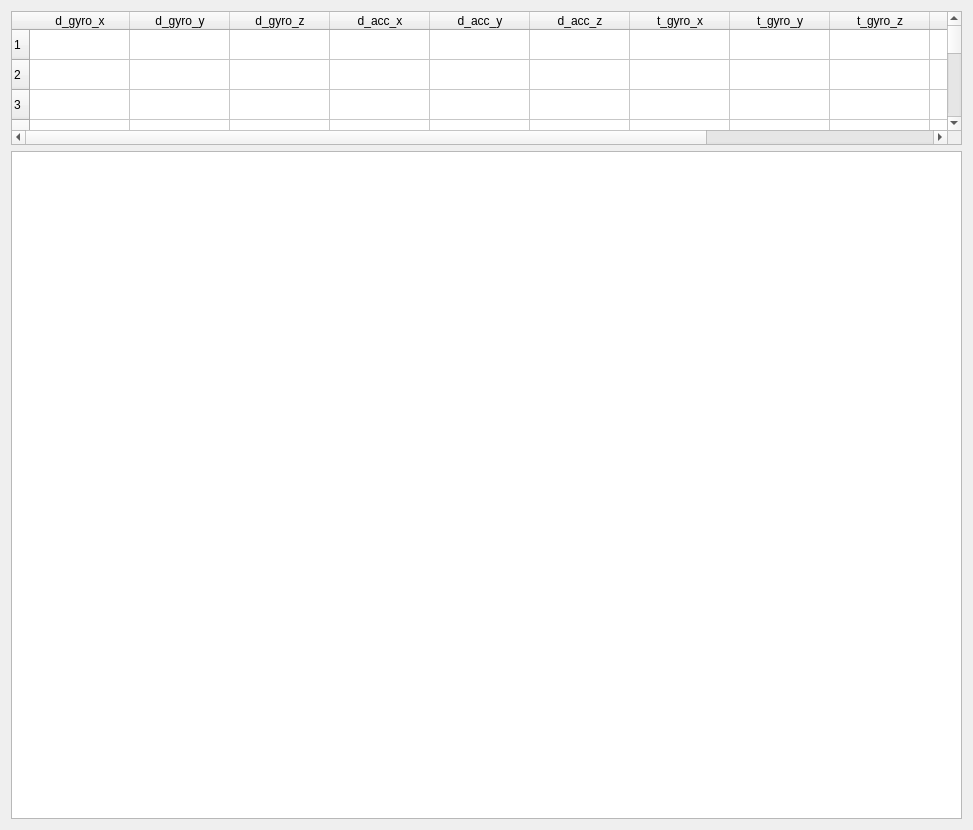
Jarvis03/BinaryDataWatcher, file imuPage.ui: the form before one commit.
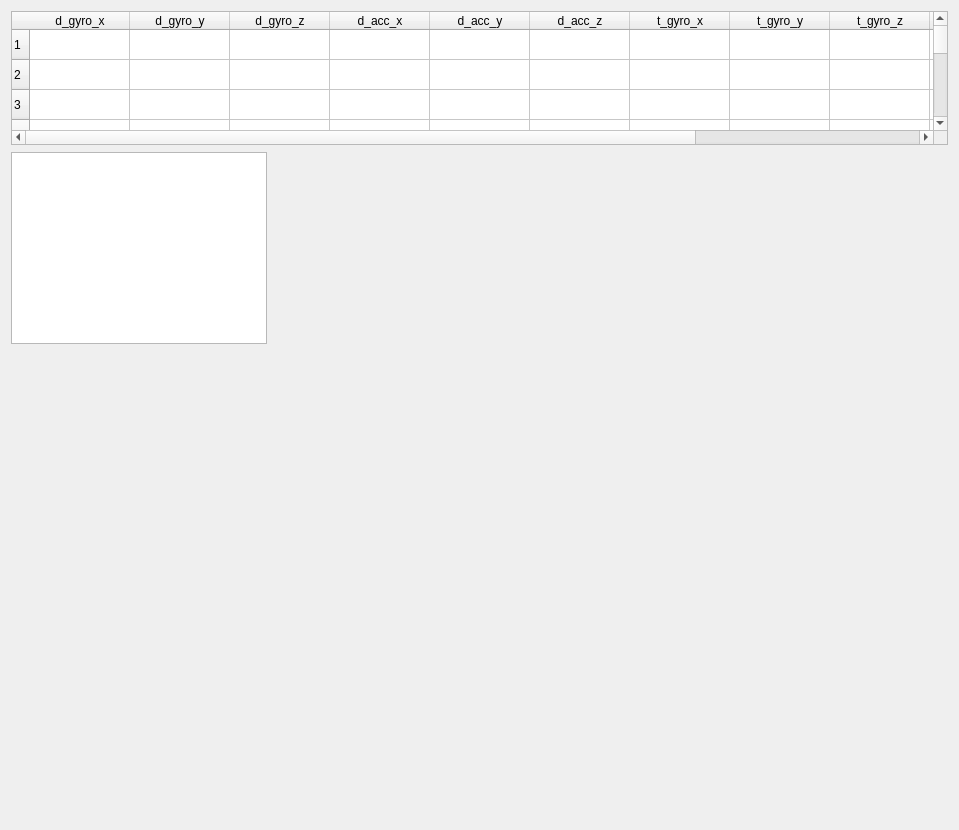
The form after the commit.

What changed in the file:
```diff
--- a/imuPage.ui
+++ b/imuPage.ui
@@ -6,16 +6,22 @@
    <rect>
     <x>0</x>
     <y>0</y>
-    <width>973</width>
+    <width>959</width>
     <height>830</height>
    </rect>
   </property>
   <property name="windowTitle">
    <string>Dialog</string>
   </property>
-  <layout class="QVBoxLayout" name="verticalLayout" stretch="1,5">
-   <item>
     <widget class="QTableWidget" name="tableWidget">
+   <property name="geometry">
+    <rect>
+     <x>11</x>
+     <y>11</y>
+     <width>937</width>
+     <height>134</height>
+    </rect>
+   </property>
      <attribute name="horizontalHeaderCascadingSectionResizes">
       <bool>false</bool>
      </attribute>
@@ -130,11 +136,16 @@
       </property>
      </column>
     </widget>
-   </item>
-   <item>
-    <widget class="QGraphicsView" name="graphicsView"/>
-   </item>
-  </layout>
+  <widget class="QGraphicsView" name="graphicsView">
+   <property name="geometry">
+    <rect>
+     <x>11</x>
+     <y>152</y>
+     <width>256</width>
+     <height>192</height>
+    </rect>
+   </property>
+  </widget>
  </widget>
  <resources/>
  <connections/>
```
Lines whose indentation alone changed are shown as unchanged.
